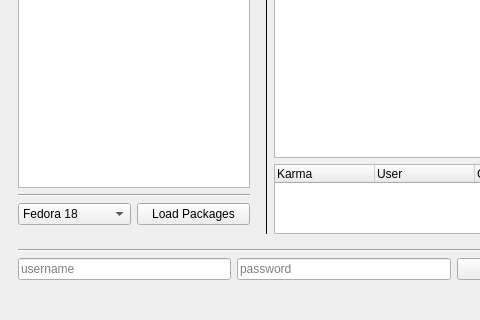
Above: ui/mainwindow.ui from examon/fedora-gooey-karma before the change; both pictures show x 0 to 480 and y 336 to 656 of the 996 by 656 pixel window. Below: the same form after it.
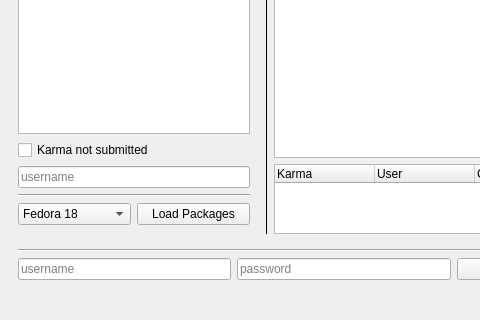
That is the form after the change.

Commit message: Added *already submitted filter*

Patch:
```diff
--- a/ui/mainwindow.ui
+++ b/ui/mainwindow.ui
@@ -105,6 +105,20 @@
            </property>
           </widget>
          </item>
+         <item>
+          <widget class="QCheckBox" name="karmaCheckBox">
+           <property name="text">
+            <string>Karma not submitted</string>
+           </property>
+          </widget>
+         </item>
+         <item>
+          <widget class="QLineEdit" name="karmaUsernameEdit">
+           <property name="placeholderText">
+            <string>username</string>
+           </property>
+          </widget>
+         </item>
          <item>
           <widget class="Line" name="line_3">
            <property name="orientation">
```
The commit also changes 2 other files.
